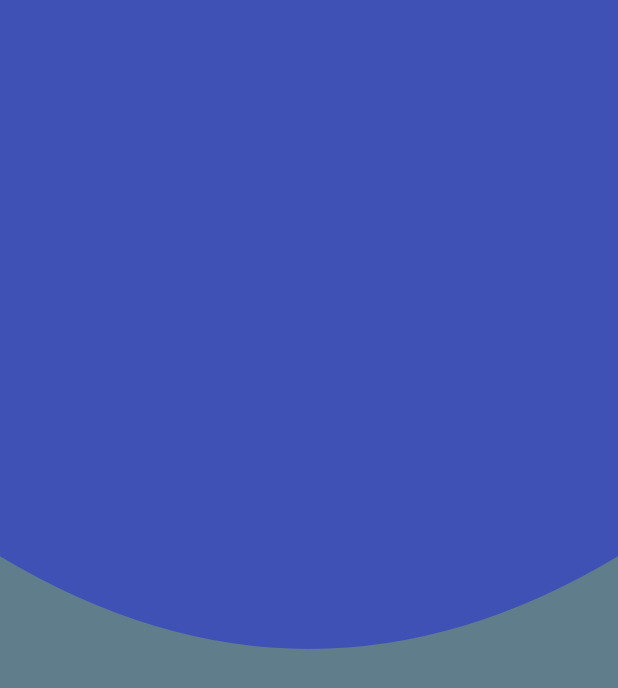
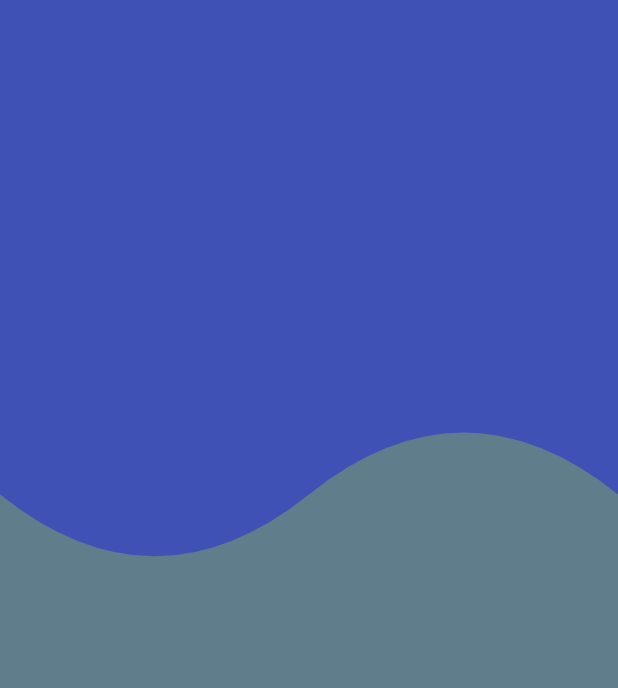
Before and after one commit to riverajosue/custom_painter, a Flutter app: the screen it shows after launch, on a phone screen of 412 x 824 dp. Shown: the top 688 px of the screen. Run offline on Flutter 3.47's test engine with Material 2 defaults, Android fonts, the phone set to English and light mode, and no system bars.

Commit message:
Waves Header

```diff
--- a/lib/src/pages/home_page.dart
+++ b/lib/src/pages/home_page.dart
@@ -19,7 +19,7 @@ class _HomePageState extends State<HomePage> {
       /*appBar: AppBar(
         title: Text('Diseños App'),
       ),*/
-      body: CircleHeader()
+      body: WavesHeader()
     );
   }
 }
--- a/lib/src/widgets/header_widget.dart
+++ b/lib/src/widgets/header_widget.dart
@@ -88,6 +88,19 @@ class CircleHeader extends StatelessWidget {
 }
 
 
+class WavesHeader extends StatelessWidget {
+  const WavesHeader({super.key});
+
+  @override
+  Widget build(BuildContext context) {
+    return Container(
+      width: double.infinity,
+      height: double.infinity,
+      color: Colors.blueGrey,
+      child: CustomPaint(painter: _wavesPainterHeader()),
+    );
+  }
+}
 
 
 
@@ -224,3 +237,37 @@ canvas.drawPath(path, paint);
     throw true;
   }
 }
+
+class _wavesPainterHeader extends CustomPainter {
+  @override
+  void paint(Canvas canvas, Size size) {
+    // TODO: implement paint
+
+final paint = Paint();
+
+paint.color = Colors.indigo;
+paint.style = PaintingStyle.fill;
+paint.strokeWidth = 5;
+
+final path = Path();
+
+
+path.moveTo(0, size.height * 0.4);
+path.quadraticBezierTo(size.width * 0.25, size.height * 0.5, size.width * 0.5, size.height * 0.4);
+path.quadraticBezierTo(size.width * 0.75, size.height * 0.3, size.width, size.height * 0.4);
+path.lineTo(size.width, 0);
+path.lineTo(0, 0);
+
+
+
+
+canvas.drawPath(path, paint);
+
+  }
+
+  @override
+  bool shouldRepaint(covariant CustomPainter oldDelegate) {
+    // TODO: implement shouldRepaint
+    throw true;
+  }
+}
```
